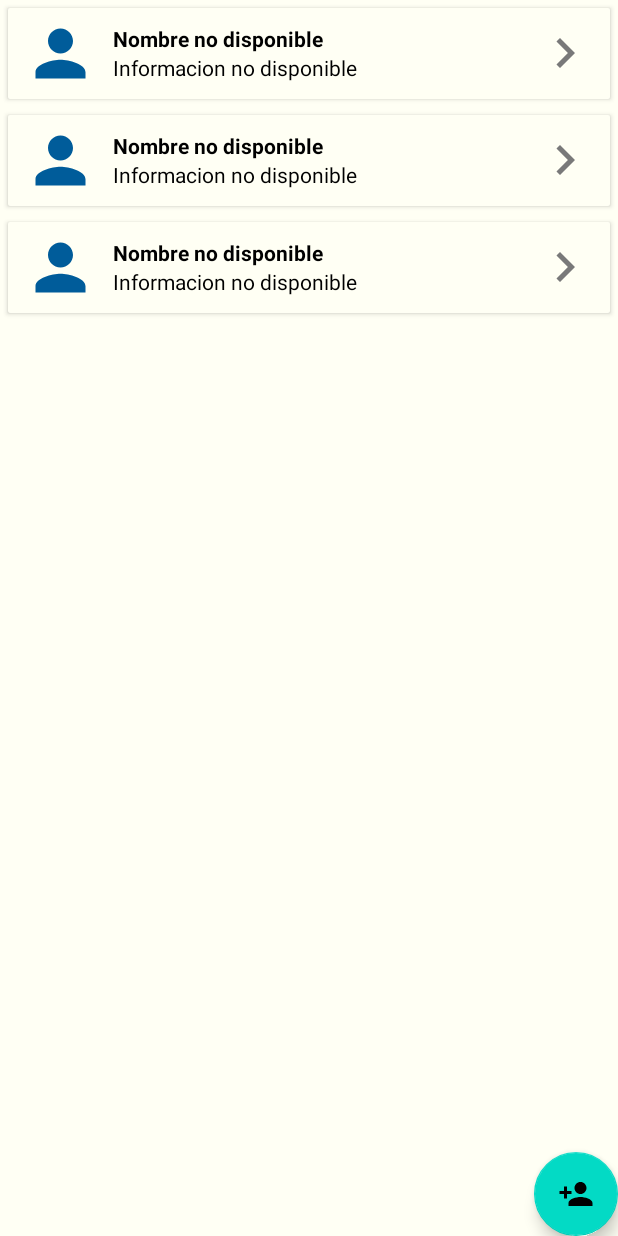
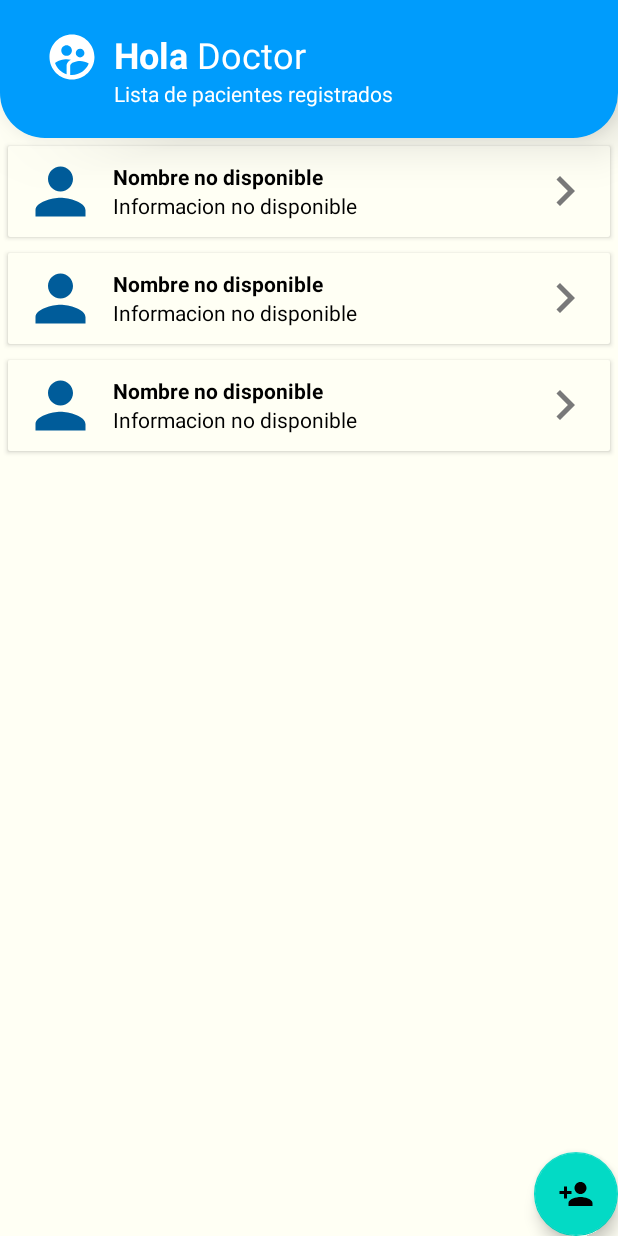
Before and after one commit to cgonzalesmo/MVVM, an Android app: the layout activity_main.xml on its own in the app's theme, with its tools: preview values and no code run, on a phone screen of 412 x 824 dp. Run offline under Robolectric (Android 15) with nearby library versions, the phone set to English and light mode, and no system bars.

Commit message:
Actualizando main

```diff
--- a/app/src/main/res/layout/activity_main.xml
+++ b/app/src/main/res/layout/activity_main.xml
@@ -5,14 +5,57 @@
     android:layout_width="match_parent"
     android:layout_height="match_parent"
     android:background="@color/background"
-    tools:context=".view.MainActivity"
-    android:id="@+id/header">
+    tools:context=".view.MainActivity">
+
+    <androidx.constraintlayout.widget.ConstraintLayout
+        android:id="@+id/header"
+        android:layout_width="match_parent"
+        android:layout_height="wrap_content"
+        android:background="@drawable/header_background"
+        app:layout_constraintTop_toTopOf="parent"
+        app:layout_constraintLeft_toLeftOf="parent"
+        android:paddingHorizontal="30dp"
+        android:paddingVertical="20dp"
+        android:elevation="20dp">
+
+        <ImageView
+            android:id="@+id/header_image"
+            android:layout_width="36dp"
+            android:layout_height="36dp"
+            android:src="@drawable/ic_baseline_supervised_user_circle_24"
+            app:tint="@color/colorWhite"
+            app:layout_constraintLeft_toLeftOf="parent"
+            app:layout_constraintTop_toTopOf="parent"/>
+
+        <TextView
+            android:id="@+id/tvHello"
+            android:layout_width="wrap_content"
+            android:layout_height="wrap_content"
+            android:text="@string/main_header_hello"
+            android:textColor="@color/colorWhite"
+            android:textSize="24dp"
+            app:layout_constraintLeft_toRightOf="@id/header_image"
+            app:layout_constraintTop_toTopOf="parent"
+            android:layout_marginLeft="10dp"
+            />
+
+        <TextView
+            android:layout_width="wrap_content"
+            android:layout_height="wrap_content"
+            android:text="@string/main_header_desc"
+            android:textColor="@color/colorWhite"
+            app:layout_constraintTop_toBottomOf="@+id/tvHello"
+            app:layout_constraintStart_toStartOf="@+id/tvHello"
+            app:flow_wrapMode="chain"/>
+
+    </androidx.constraintlayout.widget.ConstraintLayout>
 
     <androidx.recyclerview.widget.RecyclerView
         android:id="@+id/idRVPersons"
         tools:listitem="@layout/person_rv_item"
         android:layout_width="match_parent"
-        android:layout_height="match_parent"
+        android:layout_height="wrap_content"
+        app:layout_constraintTop_toBottomOf="@id/header"
         />
 
 
```
